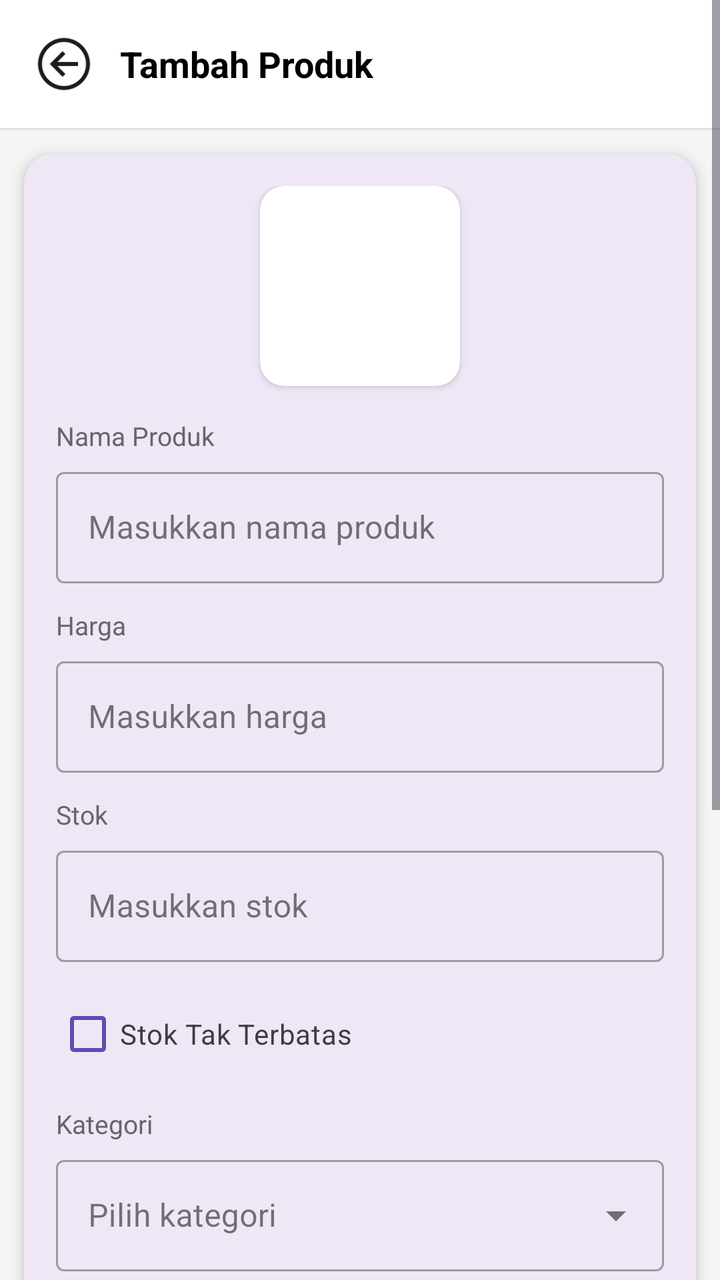
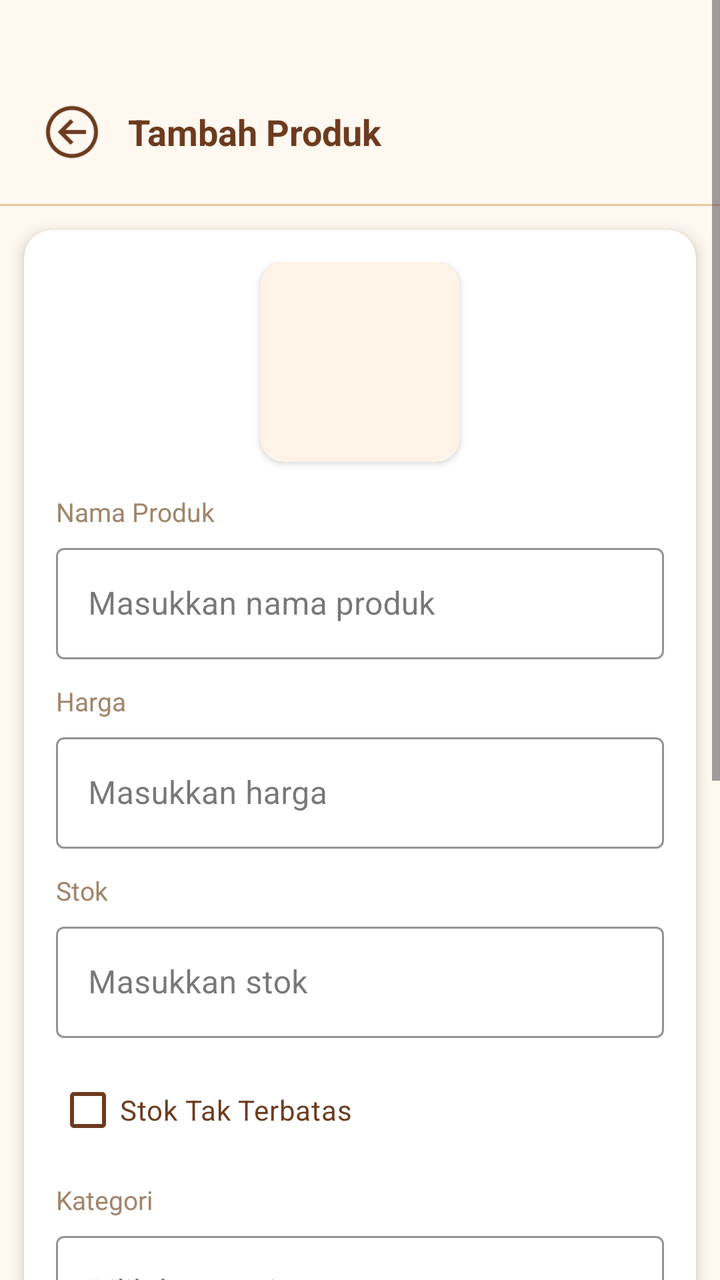

Screens rendered from an Android XML layout before and after an edit, with the pre-edit source and the edit as a unified diff.
<!-- AndroidManifest.xml: application theme Theme.Kasir -->
<!-- res/layout/activity_mod_produk.xml -->
<?xml version="1.0" encoding="utf-8"?>
<ScrollView
    xmlns:android="http://schemas.android.com/apk/res/android"
    xmlns:app="http://schemas.android.com/apk/res-auto"
    android:layout_width="match_parent"
    android:layout_height="match_parent"
    android:background="#F5F5F5"
    android:fillViewport="true">

    <LinearLayout
        android:layout_width="match_parent"
        android:layout_height="wrap_content"
        android:orientation="vertical">

        
        <LinearLayout
            android:layout_width="match_parent"
            android:layout_height="wrap_content"
            android:orientation="horizontal"
            android:gravity="center_vertical"
            android:padding="16dp"
            android:background="@android:color/white">

            <ImageView
                android:id="@+id/ivKembali"
                android:layout_width="32dp"
                android:layout_height="32dp"
                android:src="@drawable/panah"
                android:clickable="true"
                android:focusable="true"
                android:contentDescription="Kembali"
                app:tint="?attr/colorOnSurface"/>

            <TextView
                android:id="@+id/tvJudul"
                android:layout_width="0dp"
                android:layout_height="wrap_content"
                android:layout_weight="1"
                android:layout_marginStart="12dp"
                android:text="Tambah Produk"
                android:textSize="18sp"
                android:textStyle="bold"
                android:textColor="@android:color/black"/>
        </LinearLayout>

        <View
            android:layout_width="match_parent"
            android:layout_height="1dp"
            android:background="#E0E0E0"/>

        
        <com.google.android.material.card.MaterialCardView
            android:layout_width="match_parent"
            android:layout_height="wrap_content"
            android:layout_margin="12dp"
            app:cardCornerRadius="14dp"
            app:cardElevation="4dp"
            app:strokeWidth="0dp">

            <LinearLayout
                android:layout_width="match_parent"
                android:layout_height="wrap_content"
                android:orientation="vertical"
                android:padding="16dp">

                
                <androidx.cardview.widget.CardView
                    android:layout_width="100dp"
                    android:layout_height="100dp"
                    android:layout_gravity="center_horizontal"
                    android:layout_marginBottom="16dp"
                    app:cardCornerRadius="12dp"
                    app:cardElevation="2dp">

                    <ImageView
                        android:id="@+id/imgPreview"
                        android:layout_width="match_parent"
                        android:layout_height="match_parent"
                        android:scaleType="centerCrop"/>
                </androidx.cardview.widget.CardView>

                
                <TextView
                    android:layout_width="wrap_content"
                    android:layout_height="wrap_content"
                    android:text="Nama Produk"
                    android:textSize="13sp"
                    android:textColor="#666666"
                    android:layout_marginBottom="4dp"/>

                <com.google.android.material.textfield.TextInputLayout
                    android:layout_width="match_parent"
                    android:layout_height="wrap_content"
                    android:layout_marginBottom="12dp"
                    style="@style/Widget.MaterialComponents.TextInputLayout.OutlinedBox">

                    <com.google.android.material.textfield.TextInputEditText
                        android:id="@+id/etNamaProduk"
                        android:layout_width="match_parent"
                        android:layout_height="wrap_content"
                        android:hint="Masukkan nama produk"
                        android:inputType="text"/>
                </com.google.android.material.textfield.TextInputLayout>

                
                <TextView
                    android:layout_width="wrap_content"
                    android:layout_height="wrap_content"
                    android:text="Harga"
                    android:textSize="13sp"
                    android:textColor="#666666"
                    android:layout_marginBottom="4dp"/>

                <com.google.android.material.textfield.TextInputLayout
                    android:layout_width="match_parent"
                    android:layout_height="wrap_content"
                    android:layout_marginBottom="12dp"
                    style="@style/Widget.MaterialComponents.TextInputLayout.OutlinedBox">

                    <com.google.android.material.textfield.TextInputEditText
                        android:id="@+id/etHarga"
                        android:layout_width="match_parent"
                        android:layout_height="wrap_content"
                        android:hint="Masukkan harga"
                        android:inputType="numberDecimal"/>
                </com.google.android.material.textfield.TextInputLayout>

                
                <TextView
                    android:layout_width="wrap_content"
                    android:layout_height="wrap_content"
                    android:text="Stok"
                    android:textSize="13sp"
                    android:textColor="#666666"
                    android:layout_marginBottom="4dp"/>

                <com.google.android.material.textfield.TextInputLayout
                    android:layout_width="match_parent"
                    android:layout_height="wrap_content"
                    android:layout_marginBottom="12dp"
                    style="@style/Widget.MaterialComponents.TextInputLayout.OutlinedBox">

                    <com.google.android.material.textfield.TextInputEditText
                        android:id="@+id/etStok"
                        android:layout_width="match_parent"
                        android:layout_height="wrap_content"
                        android:hint="Masukkan stok"
                        android:inputType="number"/>
                </com.google.android.material.textfield.TextInputLayout>

                <CheckBox
                    android:id="@+id/cbTanpaBatas"
                    android:layout_width="wrap_content"
                    android:layout_height="wrap_content"
                    android:layout_marginBottom="12dp"
                    android:text="Stok Tak Terbatas"
                    android:textColor="#3D3D3D"
                    android:textSize="14sp"
                    android:buttonTint="#5C4DB1"/>

                
                <TextView
                    android:layout_width="wrap_content"
                    android:layout_height="wrap_content"
                    android:text="Kategori"
                    android:textSize="13sp"
                    android:textColor="#666666"
                    android:layout_marginBottom="4dp"/>

                <com.google.android.material.textfield.TextInputLayout
                    android:id="@+id/tilKategori"
                    android:layout_width="match_parent"
                    android:layout_height="wrap_content"
                    android:layout_marginBottom="12dp"
                    style="@style/Widget.MaterialComponents.TextInputLayout.OutlinedBox.ExposedDropdownMenu">

                    <AutoCompleteTextView
                        android:id="@+id/actvKategori"
                        android:layout_width="match_parent"
                        android:layout_height="wrap_content"
                        android:hint="Pilih kategori"
                        android:focusable="false"
                        android:inputType="none"/>
                </com.google.android.material.textfield.TextInputLayout>

                
                <TextView
                    android:layout_width="wrap_content"
                    android:layout_height="wrap_content"
                    android:text="Cabang"
                    android:textSize="13sp"
                    android:textColor="#666666"
                    android:layout_marginBottom="4dp"/>

                <com.google.android.material.textfield.TextInputLayout
                    android:id="@+id/tilCabang"
                    android:layout_width="match_parent"
                    android:layout_height="wrap_content"
                    android:layout_marginBottom="12dp"
                    style="@style/Widget.MaterialComponents.TextInputLayout.OutlinedBox.ExposedDropdownMenu">

                    <AutoCompleteTextView
                        android:id="@+id/actvCabang"
                        android:layout_width="match_parent"
                        android:layout_height="wrap_content"
                        android:hint="Pilih cabang"
                        android:focusable="false"
                        android:inputType="none"/>
                </com.google.android.material.textfield.TextInputLayout>

                
                <TextView
                    android:layout_width="wrap_content"
                    android:layout_height="wrap_content"
                    android:text="Foto Produk"
                    android:textSize="13sp"
                    android:textColor="#666666"
                    android:layout_marginBottom="4dp"/>

                <com.google.android.material.textfield.TextInputLayout
                    android:id="@+id/tilFoto"
                    android:layout_width="match_parent"
                    android:layout_height="wrap_content"
                    android:layout_marginBottom="12dp"
                    style="@style/Widget.MaterialComponents.TextInputLayout.OutlinedBox.ExposedDropdownMenu">

                    <AutoCompleteTextView
                        android:id="@+id/actvFoto"
                        android:layout_width="match_parent"
                        android:layout_height="wrap_content"
                        android:hint="Pilih foto"
                        android:focusable="false"
                        android:inputType="none"/>
                </com.google.android.material.textfield.TextInputLayout>

                
                <TextView
                    android:layout_width="wrap_content"
                    android:layout_height="wrap_content"
                    android:text="Status"
                    android:textSize="13sp"
                    android:textColor="#666666"
                    android:layout_marginBottom="4dp"/>

                <com.google.android.material.textfield.TextInputLayout
                    android:id="@+id/tilStatus"
                    android:layout_width="match_parent"
                    android:layout_height="wrap_content"
                    android:layout_marginBottom="16dp"
                    style="@style/Widget.MaterialComponents.TextInputLayout.OutlinedBox.ExposedDropdownMenu">

                    <AutoCompleteTextView
                        android:id="@+id/actvStatus"
                        android:layout_width="match_parent"
                        android:layout_height="wrap_content"
                        android:hint="Pilih status"
                        android:focusable="false"
                        android:inputType="none"/>
                </com.google.android.material.textfield.TextInputLayout>

                
                <com.google.android.material.button.MaterialButton
                    android:id="@+id/btnSimpan"
                    android:layout_width="match_parent"
                    android:layout_height="wrap_content"
                    android:text="Simpan"
                    android:textSize="16sp"
                    app:cornerRadius="10dp"/>

            </LinearLayout>
        </com.google.android.material.card.MaterialCardView>

    </LinearLayout>
</ScrollView>
<!-- resources referenced by this layout -->
<resources>
  <!-- drawable panah: png bitmap (drawable, 1835 bytes) -->
  <style name="Theme.Kasir" parent="Base.Theme.Kasir" />
  <style name="Base.Theme.Kasir" parent="Theme.Material3.DayNight.NoActionBar">
          
          
      </style>
</resources>

<!-- the commit's change to res/layout/activity_mod_produk.xml (unified diff, before → after) -->
@@ -4,7 +4,7 @@
     xmlns:app="http://schemas.android.com/apk/res-auto"
     android:layout_width="match_parent"
     android:layout_height="match_parent"
-    android:background="#F5F5F5"
+    android:background="@color/bg_home"
     android:fillViewport="true">
 
     <LinearLayout
@@ -12,14 +12,16 @@
         android:layout_height="wrap_content"
         android:orientation="vertical">
 
-        
         <LinearLayout
             android:layout_width="match_parent"
             android:layout_height="wrap_content"
             android:orientation="horizontal"
             android:gravity="center_vertical"
-            android:padding="16dp"
-            android:background="@android:color/white">
+            android:paddingTop="50dp"
+            android:paddingBottom="20dp"
+            android:paddingStart="20dp"
+            android:paddingEnd="20dp"
+            android:background="@color/top_bar_bg">
 
             <ImageView
                 android:id="@+id/ivKembali"
@@ -29,7 +31,7 @@
                 android:clickable="true"
                 android:focusable="true"
                 android:contentDescription="Kembali"
-                app:tint="?attr/colorOnSurface"/>
+                app:tint="@color/icon_tint"/>
 
             <TextView
                 android:id="@+id/tvJudul"
@@ -40,21 +42,21 @@
                 android:text="Tambah Produk"
                 android:textSize="18sp"
                 android:textStyle="bold"
-                android:textColor="@android:color/black"/>
+                android:textColor="@color/text_primary_brown"/>
         </LinearLayout>
 
         <View
             android:layout_width="match_parent"
             android:layout_height="1dp"
-            android:background="#E0E0E0"/>
-
-        
+            android:background="@color/divider"/>
+
         <com.google.android.material.card.MaterialCardView
             android:layout_width="match_parent"
             android:layout_height="wrap_content"
             android:layout_margin="12dp"
             app:cardCornerRadius="14dp"
             app:cardElevation="4dp"
+            app:cardBackgroundColor="@color/card_bg"
             app:strokeWidth="0dp">
 
             <LinearLayout
@@ -63,14 +65,14 @@
                 android:orientation="vertical"
                 android:padding="16dp">
 
-                
                 <androidx.cardview.widget.CardView
                     android:layout_width="100dp"
                     android:layout_height="100dp"
                     android:layout_gravity="center_horizontal"
                     android:layout_marginBottom="16dp"
                     app:cardCornerRadius="12dp"
-                    app:cardElevation="2dp">
+                    app:cardElevation="2dp"
+                    app:cardBackgroundColor="@color/icon_card_bg">
 
                     <ImageView
                         android:id="@+id/imgPreview"
@@ -79,72 +81,75 @@
                         android:scaleType="centerCrop"/>
                 </androidx.cardview.widget.CardView>
 
-                
                 <TextView
                     android:layout_width="wrap_content"
                     android:layout_height="wrap_content"
                     android:text="Nama Produk"
                     android:textSize="13sp"
-                    android:textColor="#666666"
-                    android:layout_marginBottom="4dp"/>
-
-                <com.google.android.material.textfield.TextInputLayout
-                    android:layout_width="match_parent"
-                    android:layout_height="wrap_content"
-                    android:layout_marginBottom="12dp"
+                    android:textColor="@color/text_secondary_brown"
+                    android:layout_marginBottom="4dp"/>
+
+                <com.google.android.material.textfield.TextInputLayout
+                    android:layout_width="match_parent"
+                    android:layout_height="wrap_content"
+                    android:layout_marginBottom="12dp"
+                    app:boxStrokeColor="@color/input_stroke"
+                    app:hintTextColor="@color/input_hint"
                     style="@style/Widget.MaterialComponents.TextInputLayout.OutlinedBox">
-
                     <com.google.android.material.textfield.TextInputEditText
                         android:id="@+id/etNamaProduk"
                         android:layout_width="match_parent"
                         android:layout_height="wrap_content"
                         android:hint="Masukkan nama produk"
+                        android:textColor="@color/text_primary_brown"
                         android:inputType="text"/>
                 </com.google.android.material.textfield.TextInputLayout>
 
-                
                 <TextView
                     android:layout_width="wrap_content"
                     android:layout_height="wrap_content"
                     android:text="Harga"
                     android:textSize="13sp"
-                    android:textColor="#666666"
-                    android:layout_marginBottom="4dp"/>
-
-                <com.google.android.material.textfield.TextInputLayout
-                    android:layout_width="match_parent"
-                    android:layout_height="wrap_content"
-                    android:layout_marginBottom="12dp"
+                    android:textColor="@color/text_secondary_brown"
+                    android:layout_marginBottom="4dp"/>
+
+                <com.google.android.material.textfield.TextInputLayout
+                    android:layout_width="match_parent"
+                    android:layout_height="wrap_content"
+                    android:layout_marginBottom="12dp"
+                    app:boxStrokeColor="@color/input_stroke"
+                    app:hintTextColor="@color/input_hint"
                     style="@style/Widget.MaterialComponents.TextInputLayout.OutlinedBox">
-
                     <com.google.android.material.textfield.TextInputEditText
                         android:id="@+id/etHarga"
                         android:layout_width="match_parent"
                         android:layout_height="wrap_content"
                         android:hint="Masukkan harga"
+                        android:textColor="@color/text_primary_brown"
                         android:inputType="numberDecimal"/>
                 </com.google.android.material.textfield.TextInputLayout>
 
-                
                 <TextView
                     android:layout_width="wrap_content"
                     android:layout_height="wrap_content"
                     android:text="Stok"
                     android:textSize="13sp"
-                    android:textColor="#666666"
-                    android:layout_marginBottom="4dp"/>
-
-                <com.google.android.material.textfield.TextInputLayout
-                    android:layout_width="match_parent"
-                    android:layout_height="wrap_content"
-                    android:layout_marginBottom="12dp"
+                    android:textColor="@color/text_secondary_brown"
+                    android:layout_marginBottom="4dp"/>
+
+                <com.google.android.material.textfield.TextInputLayout
+                    android:layout_width="match_parent"
+                    android:layout_height="wrap_content"
+                    android:layout_marginBottom="12dp"
+                    app:boxStrokeColor="@color/input_stroke"
+                    app:hintTextColor="@color/input_hint"
                     style="@style/Widget.MaterialComponents.TextInputLayout.OutlinedBox">
-
                     <com.google.android.material.textfield.TextInputEditText
                         android:id="@+id/etStok"
                         android:layout_width="match_parent"
                         android:layout_height="wrap_content"
                         android:hint="Masukkan stok"
+                        android:textColor="@color/text_primary_brown"
                         android:inputType="number"/>
                 </com.google.android.material.textfield.TextInputLayout>
 
@@ -154,17 +159,16 @@
                     android:layout_height="wrap_content"
                     android:layout_marginBottom="12dp"
                     android:text="Stok Tak Terbatas"
-                    android:textColor="#3D3D3D"
+                    android:textColor="@color/text_primary_brown"
                     android:textSize="14sp"
-                    android:buttonTint="#5C4DB1"/>
-
-                
+                    android:buttonTint="@color/header_bg"/>
+
                 <TextView
                     android:layout_width="wrap_content"
                     android:layout_height="wrap_content"
                     android:text="Kategori"
                     android:textSize="13sp"
-                    android:textColor="#666666"
+                    android:textColor="@color/text_secondary_brown"
                     android:layout_marginBottom="4dp"/>
 
                 <com.google.android.material.textfield.TextInputLayout
@@ -172,24 +176,25 @@
                     android:layout_width="match_parent"
                     android:layout_height="wrap_content"
                     android:layout_marginBottom="12dp"
-                    style="@style/Widget.MaterialComponents.TextInputLayout.OutlinedBox.ExposedDropdownMenu">
-
+                    app:boxStrokeColor="@color/input_stroke"
+                    app:hintTextColor="@color/input_hint"
+                    style="@style/Widget.MaterialComponents.TextInputLayout.OutlinedBox.ExposedDropdownMenu">
                     <AutoCompleteTextView
                         android:id="@+id/actvKategori"
                         android:layout_width="match_parent"
                         android:layout_height="wrap_content"
                         android:hint="Pilih kategori"
-                        android:focusable="false"
-                        android:inputType="none"/>
-                </com.google.android.material.textfield.TextInputLayout>
-
-                
+                        android:textColor="@color/text_primary_brown"
+                        android:focusable="false"
+                        android:inputType="none"/>
+                </com.google.android.material.textfield.TextInputLayout>
+
                 <TextView
                     android:layout_width="wrap_content"
                     android:layout_height="wrap_content"
                     android:text="Cabang"
                     android:textSize="13sp"
-                    android:textColor="#666666"
+                    android:textColor="@color/text_secondary_brown"
                     android:layout_marginBottom="4dp"/>
 
                 <com.google.android.material.textfield.TextInputLayout
@@ -197,24 +202,25 @@
                     android:layout_width="match_parent"
                     android:layout_height="wrap_content"
                     android:layout_marginBottom="12dp"
-                    style="@style/Widget.MaterialComponents.TextInputLayout.OutlinedBox.ExposedDropdownMenu">
-
+                    app:boxStrokeColor="@color/input_stroke"
+                    app:hintTextColor="@color/input_hint"
+                    style="@style/Widget.MaterialComponents.TextInputLayout.OutlinedBox.ExposedDropdownMenu">
                     <AutoCompleteTextView
                         android:id="@+id/actvCabang"
                         android:layout_width="match_parent"
                         android:layout_height="wrap_content"
                         android:hint="Pilih cabang"
-                        android:focusable="false"
-                        android:inputType="none"/>
-                </com.google.android.material.textfield.TextInputLayout>
-
-                
+                        android:textColor="@color/text_primary_brown"
+                        android:focusable="false"
+                        android:inputType="none"/>
+                </com.google.android.material.textfield.TextInputLayout>
+
                 <TextView
                     android:layout_width="wrap_content"
                     android:layout_height="wrap_content"
                     android:text="Foto Produk"
                     android:textSize="13sp"
-                    android:textColor="#666666"
+                    android:textColor="@color/text_secondary_brown"
                     android:layout_marginBottom="4dp"/>
 
                 <com.google.android.material.textfield.TextInputLayout
@@ -222,24 +228,25 @@
                     android:layout_width="match_parent"
                     android:layout_height="wrap_content"
                     android:layout_marginBottom="12dp"
-                    style="@style/Widget.MaterialComponents.TextInputLayout.OutlinedBox.ExposedDropdownMenu">
-
+                    app:boxStrokeColor="@color/input_stroke"
+                    app:hintTextColor="@color/input_hint"
+                    style="@style/Widget.MaterialComponents.TextInputLayout.OutlinedBox.ExposedDropdownMenu">
                     <AutoCompleteTextView
                         android:id="@+id/actvFoto"
                         android:layout_width="match_parent"
                         android:layout_height="wrap_content"
                         android:hint="Pilih foto"
-                        android:focusable="false"
-                        android:inputType="none"/>
-                </com.google.android.material.textfield.TextInputLayout>
-
-                
+                        android:textColor="@color/text_primary_brown"
+                        android:focusable="false"
+                        android:inputType="none"/>
+                </com.google.android.material.textfield.TextInputLayout>
+
                 <TextView
                     android:layout_width="wrap_content"
                     android:layout_height="wrap_content"
                     android:text="Status"
                     android:textSize="13sp"
-                    android:textColor="#666666"
+                    android:textColor="@color/text_secondary_brown"
                     android:layout_marginBottom="4dp"/>
 
                 <com.google.android.material.textfield.TextInputLayout
@@ -247,24 +254,39 @@
                     android:layout_width="match_parent"
                     android:layout_height="wrap_content"
                     android:layout_marginBottom="16dp"
-                    style="@style/Widget.MaterialComponents.TextInputLayout.OutlinedBox.ExposedDropdownMenu">
-
+                    app:boxStrokeColor="@color/input_stroke"
+                    app:hintTextColor="@color/input_hint"
+                    style="@style/Widget.MaterialComponents.TextInputLayout.OutlinedBox.ExposedDropdownMenu">
                     <AutoCompleteTextView
                         android:id="@+id/actvStatus"
                         android:layout_width="match_parent"
                         android:layout_height="wrap_content"
                         android:hint="Pilih status"
-                        android:focusable="false"
-                        android:inputType="none"/>
-                </com.google.android.material.textfield.TextInputLayout>
-
-                
+                        android:textColor="@color/text_primary_brown"
+                        android:focusable="false"
+                        android:inputType="none"/>
+                </com.google.android.material.textfield.TextInputLayout>
+
                 <com.google.android.material.button.MaterialButton
                     android:id="@+id/btnSimpan"
                     android:layout_width="match_parent"
                     android:layout_height="wrap_content"
                     android:text="Simpan"
                     android:textSize="16sp"
+                    android:textColor="@color/header_title_text"
+                    android:backgroundTint="@color/header_bg"
+                    app:cornerRadius="10dp"/>
+
+                <com.google.android.material.button.MaterialButton
+                    android:id="@+id/btnHapus"
+                    android:layout_width="match_parent"
+                    android:layout_height="wrap_content"
+                    android:layout_marginTop="8dp"
+                    android:text="Hapus Produk"
+                    android:textSize="16sp"
+                    android:textColor="#FFFFFF"
+                    android:backgroundTint="#E53935"
+                    android:visibility="gone"
                     app:cornerRadius="10dp"/>
 
             </LinearLayout>
<!-- resource entries referenced after the edit -->
@@ -1,5 +1,17 @@
 <!-- resources referenced by this layout -->
 <resources>
+  <color name="bg_home">#FFF8F0</color>
+  <color name="card_bg">#FFFFFF</color>
+  <color name="divider">#E8C9A0</color>
+  <color name="header_bg">#6D3B1F</color>
+  <color name="header_title_text">#FFFFFF</color>
+  <color name="icon_card_bg">#FFF3E8</color>
+  <color name="icon_tint">#6D3B1F</color>
+  <color name="input_hint">#A0856B</color>
+  <color name="input_stroke">#6D3B1F</color>
+  <color name="text_primary_brown">#6D3B1F</color>
+  <color name="text_secondary_brown">#A0856B</color>
+  <color name="top_bar_bg">#FFF8F0</color>
   <!-- drawable panah: png bitmap (drawable, 1835 bytes) -->
   <style name="Theme.Kasir" parent="Base.Theme.Kasir" />
   <style name="Base.Theme.Kasir" parent="Theme.Material3.DayNight.NoActionBar">
